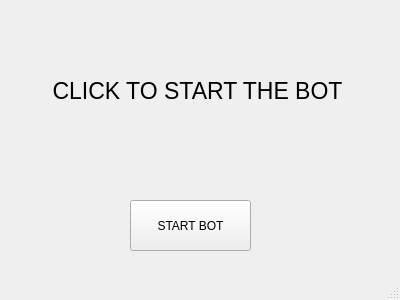
This is ui code/bot_ui.ui in KaiHugs/StockScraper as Qt 5 draws it before an edit. The edited form follows.
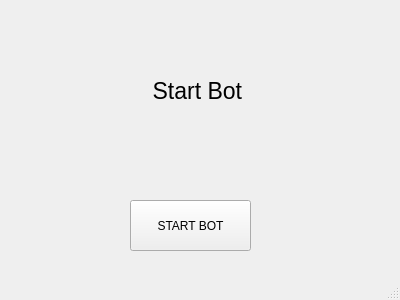
This is the edited form.

```diff
--- a/ui code/bot_ui.ui
+++ b/ui code/bot_ui.ui
@@ -75,7 +75,7 @@
         <enum>Qt::LeftToRight</enum>
        </property>
        <property name="text">
-        <string>CLICK TO START THE BOT </string>
+        <string>Start Bot </string>
        </property>
        <property name="alignment">
         <set>Qt::AlignCenter</set>
```
